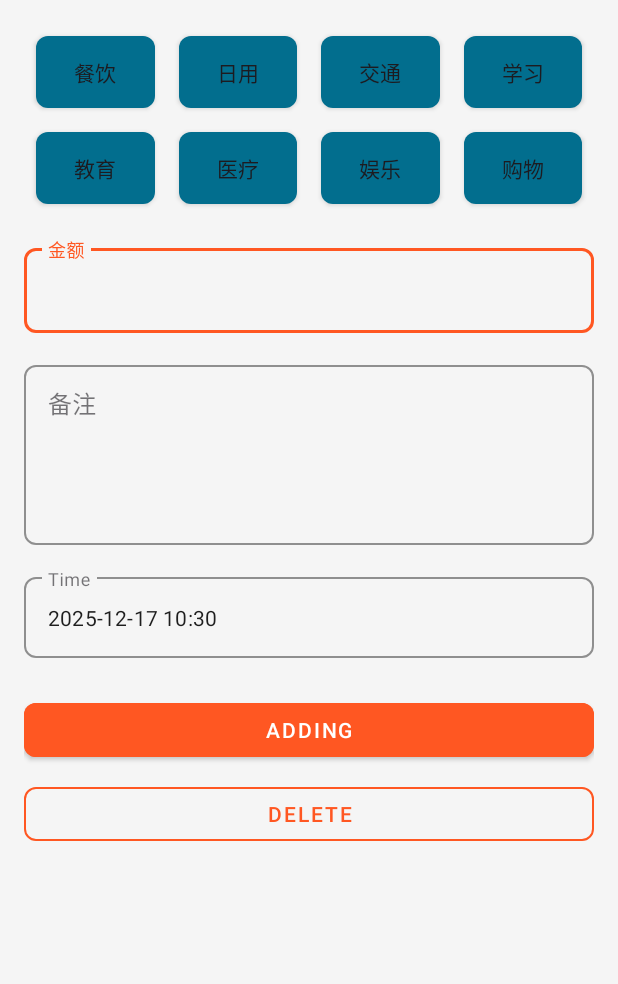
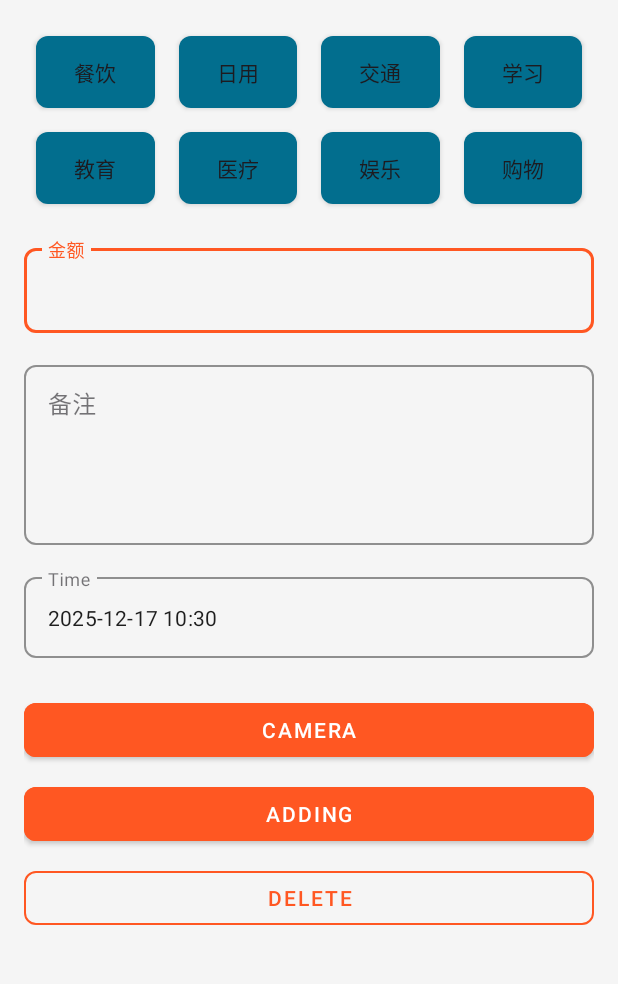
Before and after one commit to JerryHuang0424/killbill, an Android app: the PageMainActivity screen opened directly, with no data from a screen before it, on a phone screen of 412 x 824 dp, the part 96-1080 px from its top. Run offline under Robolectric (Android 15) with nearby library versions, the phone set to English and light mode, and no system bars; our stand-ins replace Timber.

Commit message:
增加了拍照的功能，但是pageMain对应的xml文件的ui还未更新

```diff
--- a/app/src/main/java/org/wit/killbill/models/NotifyModel.kt
+++ b/app/src/main/java/org/wit/killbill/models/NotifyModel.kt
@@ -5,4 +5,4 @@ import kotlinx.parcelize.Parcelize
 import java.math.BigDecimal
 
 @Parcelize
-data class NotifyModel(var id:Long = 0,var amount: Double = 0.00, var context: String = "", var type: String = "", var time: String = ""):Parcelable
+data class NotifyModel(var id:Long = 0,var amount: Double = 0.00, var context: String = "", var type: String = "", var time: String = "", var imageUri: String? = null):Parcelable
--- a/app/src/main/res/layout/activity_main.xml
+++ b/app/src/main/res/layout/activity_main.xml
@@ -127,6 +127,18 @@
                         android:textColor="@color/text_primary"/>
                 </com.google.android.material.textfield.TextInputLayout>
 
+
+                <!-- 相机按钮 - 橙色主题 -->
+                <com.google.android.material.button.MaterialButton
+                    android:id="@+id/btnCamera"
+                    style="@style/Widget.MaterialComponents.Button"
+                    android:layout_width="match_parent"
+                    android:layout_height="48dp"
+                    android:layout_marginBottom="8dp"
+                    android:backgroundTint="@color/orange_primary"
+                    android:text="@string/Use_camera"
+                    android:textColor="@android:color/white"
+                    app:cornerRadius="8dp"/>
                 <!-- 提交按钮 - 橙色主题 -->
                 <com.google.android.material.button.MaterialButton
                     android:id="@+id/btnSubmit"
--- a/app/src/main/res/values/strings.xml
+++ b/app/src/main/res/values/strings.xml
@@ -13,6 +13,7 @@
     <string name="Bill_button">Bill</string>
     <string name="Statistic_button">Statistic</string>
     <string name="Setting_button">List</string>
+    <string name="Use_camera">Camera</string>
     <string name="Add_card_context">This is the detailed content…</string>
     <string name="Add_card_time_hint">Time</string>
     <string name="Add_card_title_hint">金额</string>
```
Also changed, not shown: app/src/main/java/org/wit/killbill/activity/PageMainActivity.kt (+67 -0 lines).
